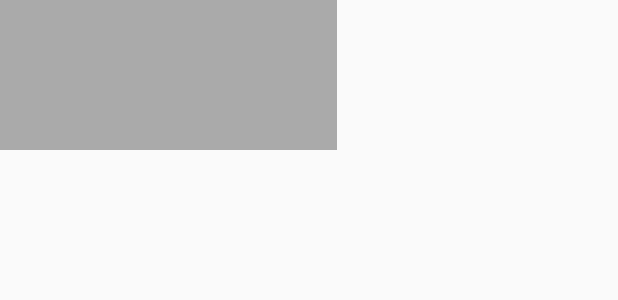
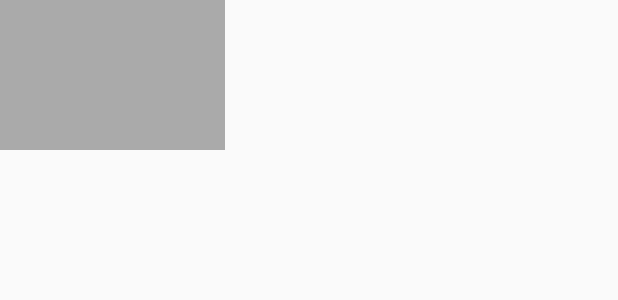
Before and after one commit to mi-nakano/MinuteTube, an Android app: the layout list_item.xml on its own in the app's theme, with its tools: preview values and no code run, on a phone screen of 412 x 824 dp. Shown: the top 300 px of the screen. Run offline under Robolectric (Android 15) with nearby library versions, the phone set to English and light mode, and no system bars.

Commit message:
fix thumbnail size

```diff
--- a/app/src/main/res/layout/list_item.xml
+++ b/app/src/main/res/layout/list_item.xml
@@ -4,25 +4,24 @@
     android:layout_height="100dp">
 
 
-    <LinearLayout
-        android:id="@+id/list_left"
-        android:layout_width="wrap_content"
-        android:layout_height="wrap_content"
-        android:layout_weight="4">
+    <FrameLayout
+        android:id="@+id/item_left"
+        android:layout_width="@dimen/item_left_width"
+        android:layout_height="@dimen/item_height">
         <ImageView
             android:id="@+id/item_thumbnail"
             android:layout_width="match_parent"
             android:layout_height="match_parent"
             android:adjustViewBounds="true"
             android:scaleType="fitXY"
-            android:src="@drawable/gray"/>
-    </LinearLayout>
+            android:background="@drawable/gray"/>
+    </FrameLayout>
 
     <LinearLayout
+        android:id="@+id/item_right"
         android:orientation="vertical"
-        android:layout_width="0dp"
-        android:layout_height="wrap_content"
-        android:layout_weight="6">
+        android:layout_width="match_parent"
+        android:layout_height="@dimen/item_height">
         <TextView
             android:id="@+id/item_title"
             android:textSize="@dimen/item_title"
--- a/app/src/main/res/values/dimens.xml
+++ b/app/src/main/res/values/dimens.xml
@@ -4,6 +4,8 @@
     <dimen name="activity_vertical_margin">16dp</dimen>
     <dimen name="fab_margin">16dp</dimen>
 
+    <dimen name="item_height">100dp</dimen>
+    <dimen name="item_left_width">150dp</dimen>
     <dimen name="item_title">20sp</dimen>
     <dimen name="item_description">16sp</dimen>
 </resources>
```
